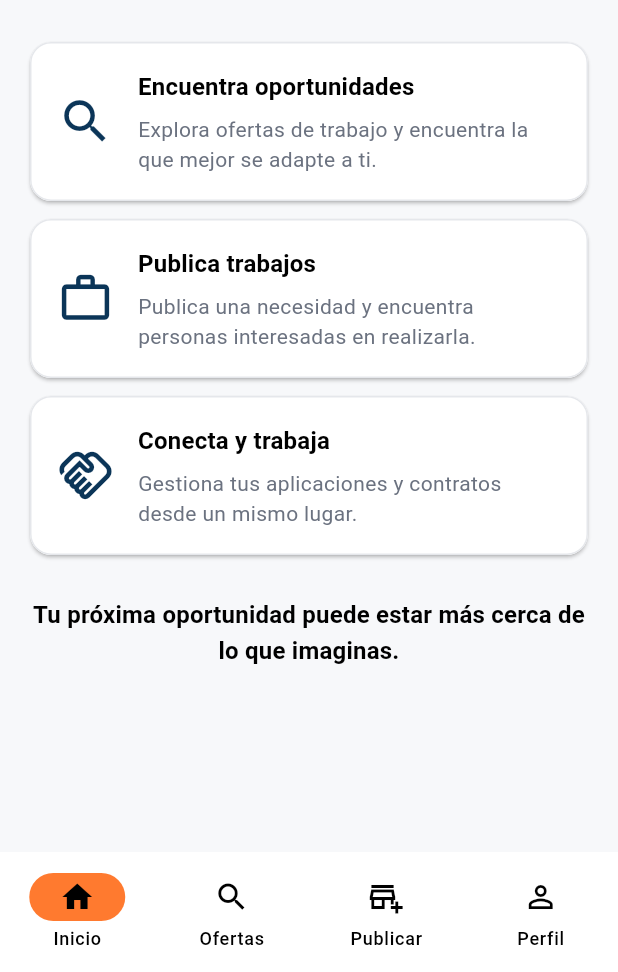
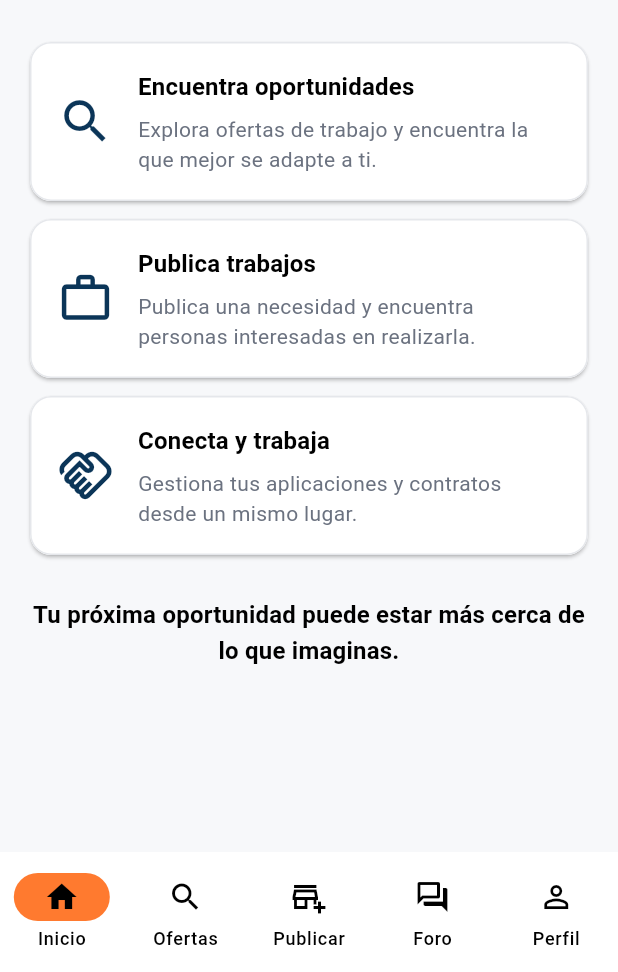
Before and after one commit to Trawts557/ocupa2-app, a Flutter app: the MainNavigationView screen opened directly, on a phone screen of 412 x 824 dp, the part 264-1236 px from its top. Run offline on Flutter 3.47's test engine with Material 3 defaults, Android fonts, the phone set to English and light mode, and no system bars; our stand-ins replace flutter_secure_storage, image_picker; accounts and stored records are empty.

Commit message:
feat: agregar foro a la navegacion principal

```diff
--- a/lib/views/home/main_navigation_view.dart
+++ b/lib/views/home/main_navigation_view.dart
@@ -8,8 +8,7 @@ class MainNavigationView extends StatefulWidget {
   const MainNavigationView({super.key});
 
   @override
-  State<MainNavigationView> createState() =>
-      _MainNavigationViewState();
+  State<MainNavigationView> createState() => _MainNavigationViewState();
 }
 
 class _MainNavigationViewState extends State<MainNavigationView> {
@@ -63,6 +62,11 @@ class _MainNavigationViewState extends State<MainNavigationView> {
             label: 'Publicar',
           ),
           NavigationDestination(
+            icon: Icon(Icons.forum_outlined),
+            selectedIcon: Icon(Icons.forum),
+            label: 'Foro',
+          ),
+          NavigationDestination(
             icon: Icon(Icons.person_outline),
             selectedIcon: Icon(Icons.person),
             label: 'Perfil',
@@ -78,21 +82,22 @@ class _MainNavigationViewState extends State<MainNavigationView> {
         return const HomeView();
 
       case 1:
-        // TODO: Reemplazar por la vista real de Persona 2.
+        // TODO: Reemplazar por la vista real de Persona 2 - te estamos esperando Gabriel.
         // return const OffersView();
-        return const Center(
-          child: Text('Explorar ofertas'),
-        );
+        return const Center(child: Text('Explorar ofertas'));
 
       case 2:
-        // TODO: Reemplazar por la vista real de Persona 3.
+        // TODO: Reemplazar por la vista real de Persona 3 - te estamos esperando Mayelin.
         // return const PublishOfferView();
-        return const Center(
-          child: Text('Publicar oferta'),
-        );
+        return const Center(child: Text('Publicar oferta'));
 
       case 3:
-         return const ProfileView();
+      // TODO: Jesus aqui pondras lo del foro - te manda saludos Stwart.
+      // return const ForumView();;
+      return const Center(child: Text('Foro'));
+
+      case 4:
+      return const ProfileView();
 
       default:
         return const HomeView();
@@ -111,6 +116,9 @@ class _MainNavigationViewState extends State<MainNavigationView> {
         return 'Publicar oferta';
 
       case 3:
+        return 'Foro';
+
+      case 4:
         return 'Mi perfil';
 
       default:
@@ -125,9 +133,7 @@ class _MainNavigationViewState extends State<MainNavigationView> {
 
     Navigator.pushAndRemoveUntil(
       context,
-      MaterialPageRoute(
-        builder: (context) => const LoginView(),
-      ),
+      MaterialPageRoute(builder: (context) => const LoginView()),
       (route) => false,
     );
   }
```
